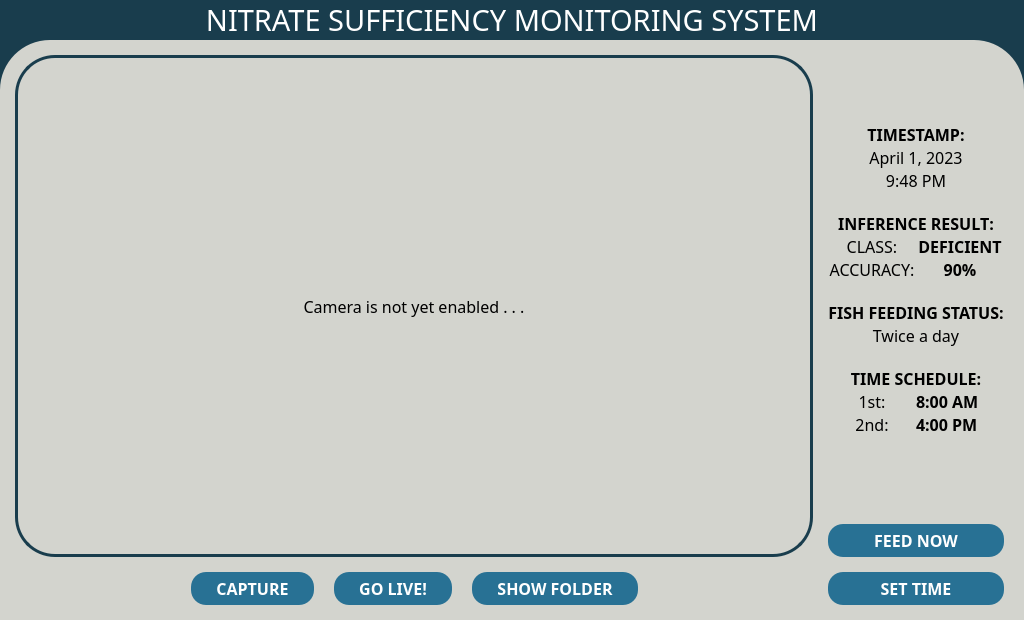
Old version of the form main.ui in the repository jeraldconstantino/nitrate-sufficiency-monitoring-system.
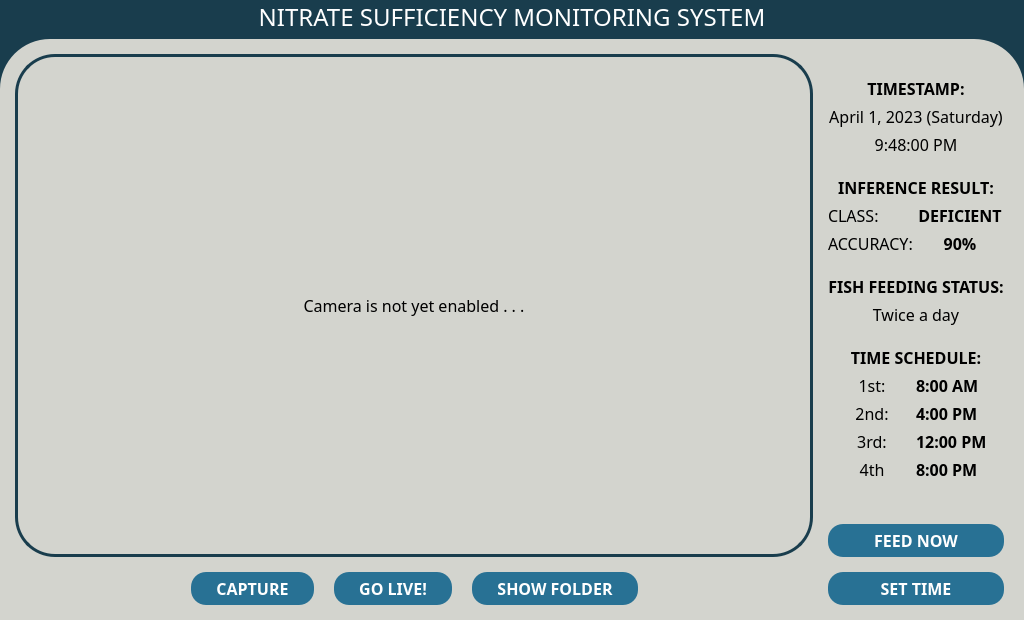
New version of the form.

Diff of the .ui file:
```diff
--- a/main.ui
+++ b/main.ui
@@ -24,7 +24,7 @@
   <widget class="QWidget" name="centralwidget">
    <layout class="QVBoxLayout" name="verticalLayout" stretch="0,0">
     <property name="spacing">
-     <number>0</number>
+     <number>5</number>
     </property>
     <property name="leftMargin">
      <number>0</number>
@@ -38,6 +38,8 @@
     <property name="bottomMargin">
      <number>0</number>
     </property>
+    <item>
+     <layout class="QHBoxLayout" name="horizontalLayout_6">
     <item>
      <widget class="QLabel" name="appTitle">
       <property name="sizePolicy">
@@ -248,7 +250,7 @@
       <property name="font">
        <font>
         <family>Poppins Medium</family>
-        <pointsize>22</pointsize>
+          <pointsize>18</pointsize>
        </font>
       </property>
       <property name="autoFillBackground">
@@ -268,6 +270,8 @@
       </property>
      </widget>
     </item>
+     </layout>
+    </item>
     <item>
      <widget class="QFrame" name="mainFrame">
       <property name="styleSheet">
@@ -700,7 +704,7 @@
          <item>
           <layout class="QVBoxLayout" name="currentTimeLayout">
            <property name="spacing">
-            <number>0</number>
+            <number>5</number>
            </property>
            <item>
             <widget class="QLabel" name="currentTimeTitle">
@@ -729,7 +733,7 @@
               </font>
              </property>
              <property name="text">
-              <string>April 1, 2023</string>
+              <string>April 1, 2023 (Saturday)</string>
              </property>
              <property name="alignment">
               <set>Qt::AlignCenter</set>
@@ -745,7 +749,7 @@
               </font>
              </property>
              <property name="text">
-              <string>9:48 PM</string>
+              <string>9:48:00 PM</string>
              </property>
              <property name="alignment">
               <set>Qt::AlignCenter</set>
@@ -757,7 +761,7 @@
          <item>
           <layout class="QVBoxLayout" name="inferenceResultLayout">
            <property name="spacing">
-            <number>0</number>
+            <number>5</number>
            </property>
            <item>
             <widget class="QLabel" name="inferenceResultTitle">
@@ -779,6 +783,9 @@
            </item>
            <item>
             <layout class="QHBoxLayout" name="horizontalLayout_5">
+             <property name="spacing">
+              <number>0</number>
+             </property>
              <item>
               <widget class="QLabel" name="classTitle">
                <property name="font">
@@ -791,7 +798,7 @@
                 <string>CLASS:</string>
                </property>
                <property name="alignment">
-                <set>Qt::AlignCenter</set>
+                <set>Qt::AlignLeading|Qt::AlignLeft|Qt::AlignVCenter</set>
                </property>
               </widget>
              </item>
@@ -817,6 +824,9 @@
            </item>
            <item>
             <layout class="QHBoxLayout" name="horizontalLayout_4">
+             <property name="spacing">
+              <number>0</number>
+             </property>
              <item>
               <widget class="QLabel" name="accuracyTitle">
                <property name="font">
@@ -829,7 +839,7 @@
                 <string>ACCURACY:</string>
                </property>
                <property name="alignment">
-                <set>Qt::AlignCenter</set>
+                <set>Qt::AlignLeading|Qt::AlignLeft|Qt::AlignVCenter</set>
                </property>
               </widget>
              </item>
@@ -858,7 +868,7 @@
          <item>
           <layout class="QVBoxLayout" name="fishFeedingStatusLayout">
            <property name="spacing">
-            <number>0</number>
+            <number>5</number>
            </property>
            <item>
             <widget class="QLabel" name="fishFeedingStatusTitle">
@@ -899,7 +909,7 @@
          <item>
           <layout class="QVBoxLayout" name="timeScheduleLayout">
            <property name="spacing">
-            <number>0</number>
+            <number>5</number>
            </property>
            <item>
             <widget class="QLabel" name="timeScheduleTitle">
@@ -920,7 +930,10 @@
             </widget>
            </item>
            <item>
-            <layout class="QHBoxLayout" name="horizontalLayout_7">
+            <layout class="QHBoxLayout" name="firstSchedLayout">
+             <property name="spacing">
+              <number>0</number>
+             </property>
              <item>
               <widget class="QLabel" name="firstSchedTitle">
                <property name="font">
@@ -958,7 +971,10 @@
             </layout>
            </item>
            <item>
-            <layout class="QHBoxLayout" name="horizontalLayout_6">
+            <layout class="QHBoxLayout" name="secondSchedLayout">
+             <property name="spacing">
+              <number>0</number>
+             </property>
              <item>
               <widget class="QLabel" name="secondSchedTitle">
                <property name="font">
@@ -995,6 +1011,94 @@
              </item>
             </layout>
            </item>
+           <item>
+            <layout class="QHBoxLayout" name="thirdSchedLayout">
+             <property name="spacing">
+              <number>0</number>
+             </property>
+             <property name="topMargin">
+              <number>0</number>
+             </property>
+             <property name="bottomMargin">
+              <number>0</number>
+             </property>
+             <item>
+              <widget class="QLabel" name="thirdSchedTitle">
+               <property name="font">
+                <font>
+                 <family>Poppins</family>
+                 <pointsize>12</pointsize>
+                </font>
+               </property>
+               <property name="text">
+                <string>3rd:</string>
+               </property>
+               <property name="alignment">
+                <set>Qt::AlignCenter</set>
+               </property>
+              </widget>
+             </item>
+             <item>
+              <widget class="QLabel" name="thirdSchedResult">
+               <property name="font">
+                <font>
+                 <family>Poppins</family>
+                 <pointsize>12</pointsize>
+                 <weight>75</weight>
+                 <bold>true</bold>
+                </font>
+               </property>
+               <property name="text">
+                <string>12:00 PM</string>
+               </property>
+              </widget>
+             </item>
+            </layout>
+           </item>
+           <item>
+            <layout class="QHBoxLayout" name="fourthSchedLayout">
+             <property name="spacing">
+              <number>0</number>
+             </property>
+             <property name="leftMargin">
+              <number>0</number>
+             </property>
+             <property name="topMargin">
+              <number>0</number>
+             </property>
+             <item>
+              <widget class="QLabel" name="fourthSchedTitle">
+               <property name="font">
+                <font>
+                 <family>Poppins</family>
+                 <pointsize>12</pointsize>
+                </font>
+               </property>
+               <property name="text">
+                <string>4th</string>
+               </property>
+               <property name="alignment">
+                <set>Qt::AlignCenter</set>
+               </property>
+              </widget>
+             </item>
+             <item>
+              <widget class="QLabel" name="fourthSchedResult">
+               <property name="font">
+                <font>
+                 <family>Poppins</family>
+                 <pointsize>12</pointsize>
+                 <weight>75</weight>
+                 <bold>true</bold>
+                </font>
+               </property>
+               <property name="text">
+                <string>8:00 PM</string>
+               </property>
+              </widget>
+             </item>
+            </layout>
+           </item>
           </layout>
          </item>
          <item>
```
Left out of the diff: 19 changed lines with no effect on the pictures. Lines whose indentation alone changed are shown as unchanged.
